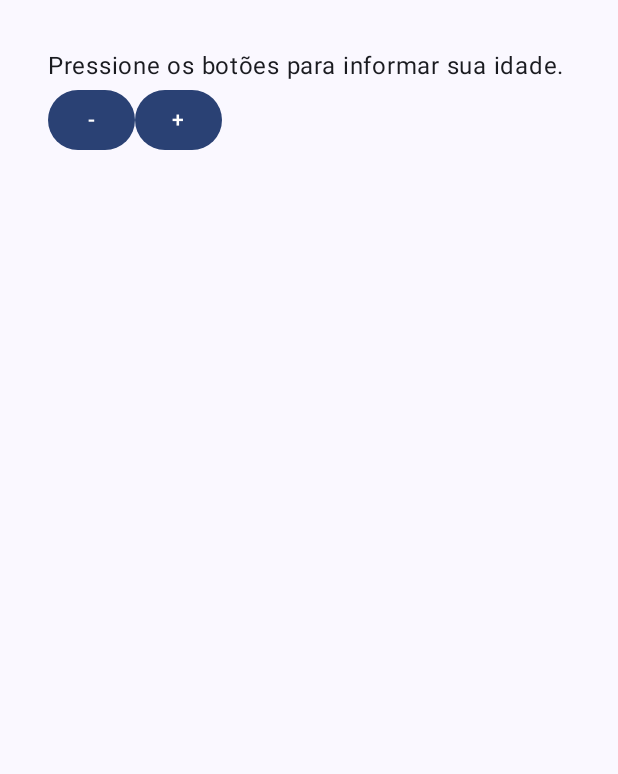
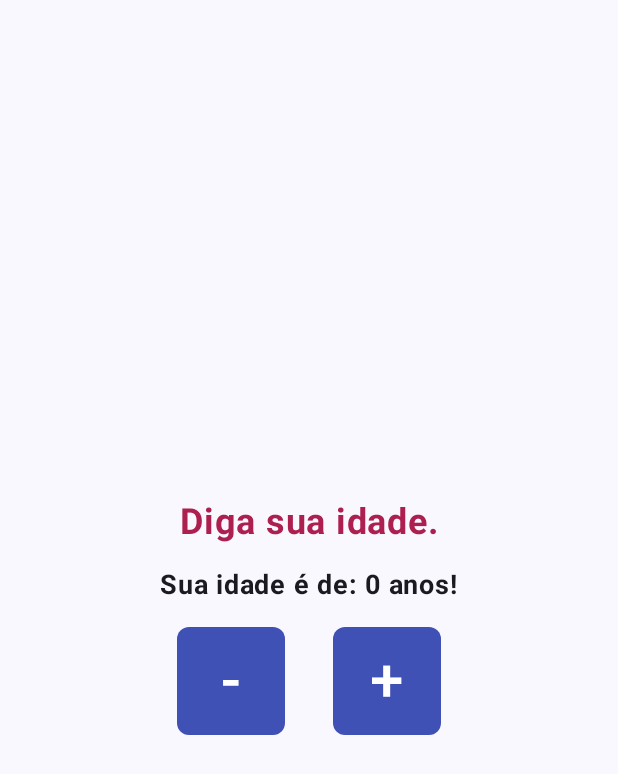
Before and after one commit to JuanSavedra/AndroidStudio, an Android app built with Jetpack Compose: the screen it shows after launch (MainActivity), on a phone screen of 412 x 824 dp. Shown: the top 774 px of the screen. Run offline under Robolectric (Android 15) with nearby library versions, the phone set to English and light mode, and no system bars.

Commit message:
finishing application styling

```diff
--- a/app/src/main/java/br/com/savedra/androidstudio/MainActivity.kt
+++ b/app/src/main/java/br/com/savedra/androidstudio/MainActivity.kt
@@ -4,19 +4,33 @@ import android.os.Bundle
 import androidx.activity.ComponentActivity
 import androidx.activity.compose.setContent
 import androidx.activity.enableEdgeToEdge
+import androidx.compose.foundation.layout.Arrangement
 import androidx.compose.foundation.layout.Column
 import androidx.compose.foundation.layout.PaddingValues
 import androidx.compose.foundation.layout.Row
+import androidx.compose.foundation.layout.Spacer
 import androidx.compose.foundation.layout.fillMaxSize
 import androidx.compose.foundation.layout.fillMaxWidth
+import androidx.compose.foundation.layout.height
 import androidx.compose.foundation.layout.padding
+import androidx.compose.foundation.layout.size
+import androidx.compose.foundation.layout.width
+import androidx.compose.foundation.shape.RoundedCornerShape
 import androidx.compose.material3.Button
+import androidx.compose.material3.ButtonDefaults
+import androidx.compose.material3.MaterialTheme
 import androidx.compose.material3.Scaffold
+import androidx.compose.material3.Surface
 import androidx.compose.material3.Text
 import androidx.compose.runtime.Composable
+import androidx.compose.runtime.remember
+import androidx.compose.ui.Alignment
 import androidx.compose.ui.Modifier
+import androidx.compose.ui.graphics.Color
+import androidx.compose.ui.text.font.FontWeight
 import androidx.compose.ui.tooling.preview.Preview
 import androidx.compose.ui.unit.dp
+import androidx.compose.ui.unit.sp
 import br.com.savedra.androidstudio.ui.theme.AndroidStudioTheme
 
 class MainActivity : ComponentActivity() {
@@ -25,8 +39,11 @@ class MainActivity : ComponentActivity() {
         enableEdgeToEdge()
         setContent {
             AndroidStudioTheme {
-                Scaffold(modifier = Modifier.fillMaxSize()) { innerPadding ->
-                    MyComponent(innerPadding)
+                Surface(
+                    modifier = Modifier.fillMaxSize(),
+                    color = MaterialTheme.colorScheme.background
+                ) {
+                    AgeCounter()
                 }
             }
         }
@@ -34,27 +51,44 @@ class MainActivity : ComponentActivity() {
 }
 
 @Composable
-fun MyComponent(innerPadding: PaddingValues) {
-    Column(modifier = Modifier.padding(32.dp).fillMaxWidth()) {
-        Text(text = "Pressione os botões para informar sua idade.")
+fun AgeCounter() {
+    var age = 0
+
+    Column(
+        horizontalAlignment = Alignment.CenterHorizontally,
+        verticalArrangement = Arrangement.Center
+    ) {
+        Text(
+            fontSize = 24.sp,
+            fontWeight = FontWeight.Bold,
+            color = Color(0xFFAD1F4E),
+            text = "Diga sua idade."
+        )
+        Spacer(modifier = Modifier.height(16.dp))
+        Text(
+            fontSize = 18.sp,
+            fontWeight = FontWeight.Bold,
+            text = "Sua idade é de: ${age} anos!"
+        )
+        Spacer(modifier = Modifier.height(16.dp))
         Row {
-            Button(onClick = {}) { Text(text = "-") }
-            Button(onClick = {}) { Text(text = "+") }
+            Button(
+                onClick = { age-- },
+                modifier = Modifier.size(72.dp),
+                shape = RoundedCornerShape(8.dp),
+                colors = ButtonDefaults.buttonColors(Color(0xFF3F51B5))
+            ) {
+                Text(text = "-", fontSize = 40.sp)
+            }
+            Spacer(modifier = Modifier.width(32.dp))
+            Button(
+                onClick = { age++ },
+                modifier = Modifier.size(72.dp),
+                shape = RoundedCornerShape(8.dp),
+                colors = ButtonDefaults.buttonColors(Color(0xFF3F51B5))
+            ) {
+                Text(text = "+", fontSize = 40.sp)
+            }
         }
     }
 }
-
-@Composable
-fun ComponentForPreview() {
-    Text(text = "Pressione os botões para informar sua idade.")
-    Row {
-        Button(onClick = {}) { Text(text = "-") }
-        Button(onClick = {}) { Text(text = "+") }
-    }
-}
-
-@Preview (showBackground = true, showSystemUi = true)
-@Composable
-fun MyComponentPreview() {
-    ComponentForPreview()
-}
```
